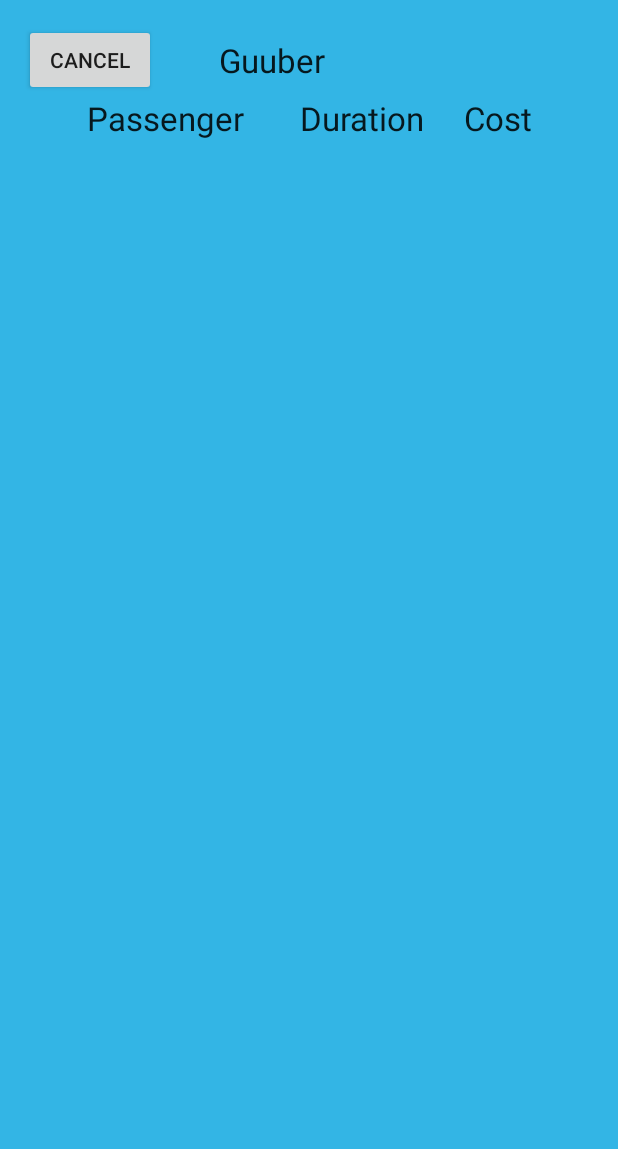
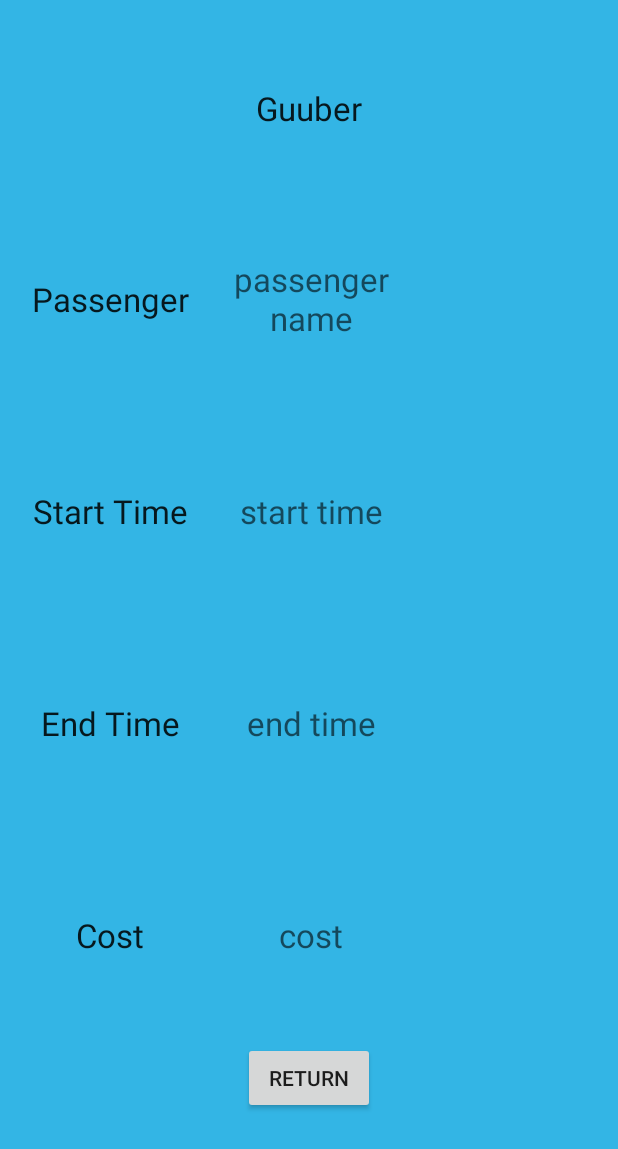
Before and after one commit to helunwencser/Guuber, an Android app: the layout content_detailed_view.xml on its own in the app's theme, with its tools: preview values and no code run, on a phone screen of 412 x 824 dp. Shown: the top 1149 px of the screen. Run offline under Robolectric (Android 15) with nearby library versions, the phone set to English and light mode, and no system bars.

Commit message:
uniform layout1

```diff
--- a/Guuber/app/src/main/java/edu/cmu/guuber/view/common/ChooseSignupSignin.java
+++ b/Guuber/app/src/main/java/edu/cmu/guuber/view/common/ChooseSignupSignin.java
@@ -28,8 +28,7 @@ public class ChooseSignupSignin extends AppCompatActivity {
         Toolbar toolbar = (Toolbar) findViewById(R.id.toolbar);
         setSupportActionBar(toolbar);
 
-        Button signInButton = (Button)this.findViewById(R.id.signInButton);
-        Button signUpButton = (Button)this.findViewById(R.id.signUpButton);
+
     }
 
 }
--- a/Guuber/app/src/main/java/edu/cmu/guuber/view/driver/DetailedView.java
+++ b/Guuber/app/src/main/java/edu/cmu/guuber/view/driver/DetailedView.java
@@ -19,7 +19,7 @@ public class DetailedView extends AppCompatActivity {
         setSupportActionBar(toolbar);
 
         Button cancelButton =
-                (Button) findViewById(R.id.cancelButton);
+                (Button) findViewById(R.id.returnButton);
         cancelButton.setOnClickListener(cancelButtonClicked);
     }
 
--- a/Guuber/app/src/main/res/layout/content_detailed_view.xml
+++ b/Guuber/app/src/main/res/layout/content_detailed_view.xml
@@ -17,33 +17,141 @@
     <LinearLayout
         android:orientation="horizontal"
         android:layout_width="match_parent"
-        android:layout_height="wrap_content"
-        android:layout_gravity="center_horizontal">
-        <Button
+        android:layout_height="0dp"
+        android:layout_weight="1"
+        android:layout_gravity="center"
+        android:gravity="center">
+
+
+        <TextView
             android:layout_width="wrap_content"
-            android:layout_height="wrap_content"
-            android:text="Cancel"
-            android:id="@+id/cancelButton"
-            android:onClick="cancel"
-            android:layout_gravity="center_horizontal" />
-        <TextView
-            android:layout_width="155dp"
             android:layout_height="match_parent"
             android:textAppearance="?android:attr/textAppearanceLarge"
             android:text="Guuber"
             android:gravity="center" />
     </LinearLayout>
 
+
+    <LinearLayout
+        android:orientation="vertical"
+        android:layout_width="wrap_content"
+        android:layout_height="0dp"
+        android:layout_weight="5">
+
+        <LinearLayout
+            android:orientation="horizontal"
+            android:layout_width="match_parent"
+            android:layout_height="0dp"
+            android:layout_weight="1"
+            android:layout_gravity="center_horizontal"
+            android:gravity="center">
             <TextView
+                android:layout_width="0dp"
+                android:layout_height="wrap_content"
+                android:layout_weight="1.5"
+                android:textAppearance="?android:attr/textAppearanceLarge"
+                android:text="Passenger"
+                android:gravity="center" />
+            <TextView
+                android:id="@+id/transactionPassenger"
+                android:layout_width="0dp"
+                android:layout_height="wrap_content"
+                android:layout_weight="2"
+                android:textAppearance="?android:attr/textAppearanceLarge"
+                android:hint="passenger name"
+                android:gravity="center" />
+
+        </LinearLayout>
+
+        <LinearLayout
+            android:orientation="horizontal"
             android:layout_width="match_parent"
+            android:layout_height="0dp"
+            android:layout_weight="1"
+            android:layout_gravity="center_horizontal"
+            android:gravity="center">
+            <TextView
+                android:layout_width="0dp"
+                android:layout_weight="1.5"
                 android:layout_height="wrap_content"
                 android:textAppearance="?android:attr/textAppearanceLarge"
-        android:text="Passenger       Duration     Cost"
+                android:text="Start Time"
                 android:gravity="center" />
+            <TextView
+                android:id="@+id/transactionStartTime"
+                android:layout_width="0dp"
+                android:layout_weight="2"
+                android:layout_height="wrap_content"
+                android:textAppearance="?android:attr/textAppearanceLarge"
+                android:hint="start time"
+                android:gravity="center" />
+        </LinearLayout>
 
-    <ListView
+        <LinearLayout
+            android:orientation="horizontal"
             android:layout_width="match_parent"
+            android:layout_height="0dp"
+            android:layout_weight="1"
+            android:layout_gravity="center_horizontal"
+            android:gravity="center">
+            <TextView
+                android:layout_width="0dp"
+                android:layout_weight="1.5"
                 android:layout_height="wrap_content"
-        android:id="@+id/listView2"
+                android:textAppearance="?android:attr/textAppearanceLarge"
+                android:text="End Time"
+                android:gravity="center" />
+            <TextView
+                android:id="@+id/transactionEndTime"
+                android:layout_width="0dp"
+                android:layout_weight="2"
+                android:layout_height="wrap_content"
+                android:textAppearance="?android:attr/textAppearanceLarge"
+                android:hint="end time"
+                android:gravity="center" />
+        </LinearLayout>
+
+        <LinearLayout
+            android:orientation="horizontal"
+            android:layout_width="match_parent"
+            android:layout_height="0dp"
+            android:layout_weight="1"
+            android:layout_gravity="center_horizontal"
+            android:gravity="center">
+            <TextView
+                android:layout_width="0dp"
+                android:layout_weight="1.5"
+                android:layout_height="wrap_content"
+                android:textAppearance="?android:attr/textAppearanceLarge"
+                android:text="Cost"
+                android:gravity="center" />
+            <TextView
+                android:id="@+id/transactionCost"
+                android:layout_width="0dp"
+                android:layout_weight="2"
+                android:layout_height="wrap_content"
+                android:textAppearance="?android:attr/textAppearanceLarge"
+                android:hint="cost"
+                android:gravity="center" />
+        </LinearLayout>
+
+
+    </LinearLayout>
+
+
+    <LinearLayout
+        android:orientation="horizontal"
+        android:layout_width="match_parent"
+        android:layout_height="0dp"
+        android:layout_weight="1"
+        android:layout_gravity="center_horizontal"
+        android:gravity="center">
+        <Button
+            android:layout_width="wrap_content"
+            android:layout_height="wrap_content"
+            android:text="Return"
+            android:id="@+id/returnButton"
             android:layout_gravity="center_horizontal" />
+
     </LinearLayout>
+</LinearLayout>
```
Also changed, not shown: Guuber/app/src/main/res/layout/content_driverupdate.xml (+25 -17 lines), Guuber/app/src/main/res/layout/content_driverview.xml (+32 -10 lines), Guuber/app/src/main/res/layout/content_findpassenger.xml (+43 -18 lines). Lines whose indentation alone changed are shown as unchanged.
